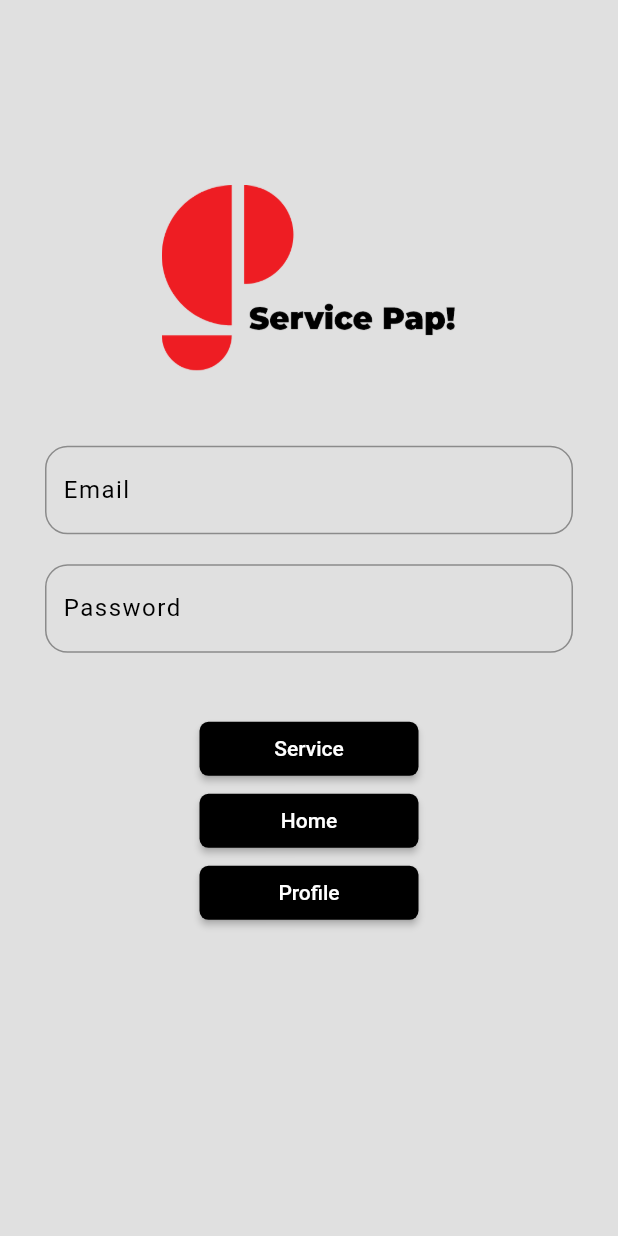
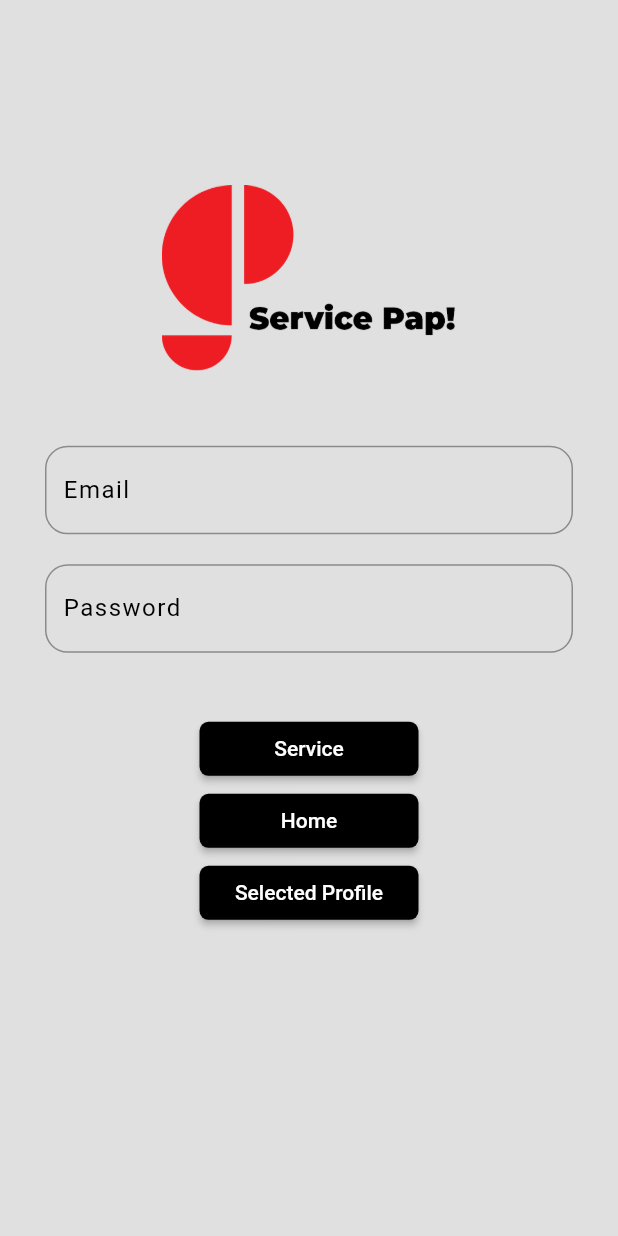
Before and after one commit to mohngina/bmi-calculator-flutter, a Flutter app: the screen it shows after launch, on a phone screen of 412 x 824 dp. Run offline on Flutter 3.47's test engine with Material 2 defaults, Android fonts, the phone set to English and light mode, and no system bars; our stand-ins replace google_maps_flutter.

```diff
--- a/lib/main.dart
+++ b/lib/main.dart
@@ -1,9 +1,9 @@
 import 'package:flutter/material.dart';
-import 'package:service_pap/pages/home/home.dart';
-import 'package:service_pap/pages/profile/profile.dart';
-import 'package:service_pap/pages/services/services.dart';
-import 'package:service_pap/pages/login/login.dart';
-import 'pages/services/services.dart';
+import 'package:service_pap/screens/home/home_screen.dart';
+import 'package:service_pap/screens/services/selected_profile_screen.dart';
+import 'package:service_pap/screens/services/services_screen.dart';
+import 'package:service_pap/screens/login/login_screen.dart';
+import 'screens/services/services_screen.dart';
 
 void main() {
   runApp(MyApp());
@@ -24,7 +24,7 @@ class MyApp extends StatelessWidget {
         'login': (context) => LoginScreen(),
         'home': (context) => HomePage(),
         'service': (context) => ServicesPage(),
-        'profile': (context) => ProfileScreen(),
+        'selected_profile': (context) => SelectedProfile(),
       },
     );
   }
--- a/lib/pages/home/home.dart
+++ b/lib/screens/home/home_screen.dart
@@ -1,5 +1,5 @@
 import 'package:flutter/material.dart';
-import 'package:service_pap/pages/home/widgets.dart';
+import 'package:service_pap/screens/home/widgets.dart';
 import 'package:service_pap/utils/variables.dart';
 import 'package:service_pap/widgets/custom_app_bar.dart';
 
--- a/lib/pages/login/login.dart
+++ b/lib/screens/login/login_screen.dart
@@ -52,9 +52,9 @@ class _LoginScreenState extends State<LoginScreen> {
             ),
             CustomButton(
               size: size,
-              label: 'Profile',
+              label: 'Selected Profile',
               onPress: () {
-                Navigator.pushNamed(context, 'profile');
+                Navigator.pushNamed(context, 'selected_profile');
               },
             )
           ],
--- a/lib/pages/services/services.dart
+++ b/lib/screens/services/services_screen.dart
@@ -1,5 +1,4 @@
 import 'package:flutter/material.dart';
-
 import 'package:service_pap/utils/variables.dart';
 import 'package:service_pap/widgets/neumorphism.dart';
 import 'package:service_pap/widgets/custom_app_bar.dart';
--- a/lib/widgets/custom_app_bar.dart
+++ b/lib/widgets/custom_app_bar.dart
@@ -28,6 +28,7 @@ class CustomAppBar extends StatelessWidget with PreferredSizeWidget {
         child: Row(
           mainAxisAlignment: MainAxisAlignment.spaceBetween,
           children: <Widget>[
+
             NeumorphicButton(child: Icon(Icons.menu)),
 
             // logo
--- a/lib/widgets/custom_profile_info.dart
+++ b/lib/widgets/custom_profile_info.dart
@@ -5,6 +5,9 @@ import '../utils/variables.dart';
 import 'neumorphism.dart';
 
 class CustomProfileInfo extends StatelessWidget {
+
+
+
   @override
   Widget build(BuildContext context) {
     return Container(
```
Also changed, not shown: lib/screens/home/widgets.dart (renamed from lib/pages/home/widgets.dart), lib/screens/profile/profile_screen.dart (renamed from lib/pages/profile/profile.dart), lib/screens/services/widgets.dart (added), pubspec.lock.
